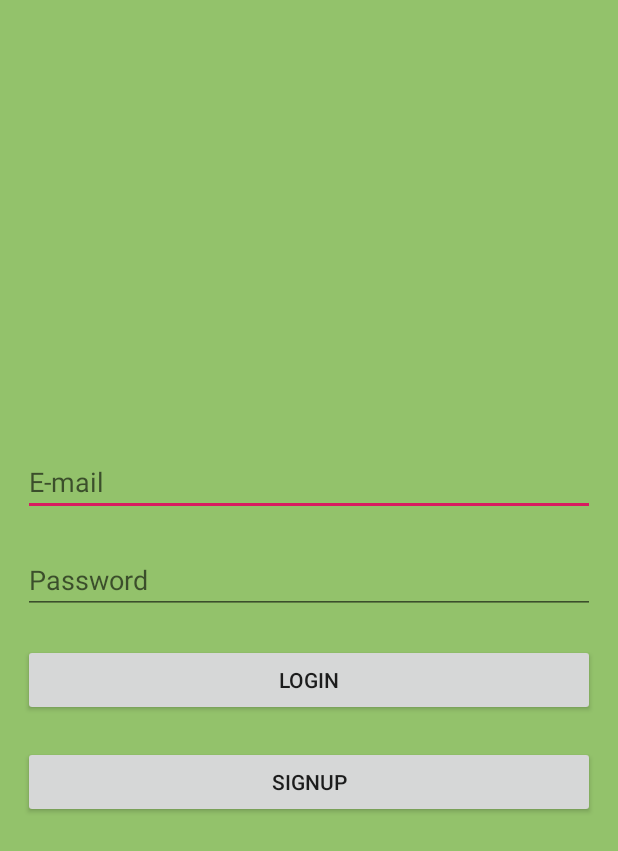
After one commit to shkhaider2015/SQLiteLoginExample2, an Android app: the layout login.xml on its own in the app's theme, with its tools: preview values and no code run, on a phone screen of 412 x 824 dp. The commit adds this screen. Shown: the top 851 px of the screen. Run offline under Robolectric (Android 15) with nearby library versions, the phone set to English and light mode, and no system bars.

Commit message:
After Login.xml Design

```diff
--- /dev/null
+++ b/app/src/main/res/layout/login.xml
@@ -0,0 +1,55 @@
+<?xml version="1.0" encoding="utf-8"?>
+<androidx.constraintlayout.widget.ConstraintLayout xmlns:android="http://schemas.android.com/apk/res/android"
+    xmlns:app="http://schemas.android.com/apk/res-auto"
+    android:orientation="vertical"
+    android:layout_width="match_parent"
+    android:layout_height="match_parent"
+    android:background="@color/colorBackground">
+
+
+
+    <LinearLayout
+        android:layout_width="match_parent"
+        android:layout_height="wrap_content"
+        android:orientation="vertical"
+        app:layout_constraintTop_toTopOf="parent"
+        app:layout_constraintBottom_toBottomOf="parent"
+        app:layout_constraintStart_toStartOf="parent"
+        app:layout_constraintEnd_toEndOf="parent"
+        android:layout_marginStart="15dp"
+        android:layout_marginEnd="15dp">
+
+        <EditText
+            android:id="@+id/login_email"
+            android:autofillHints="@string/email"
+            android:hint="@string/email"
+            android:layout_width="match_parent"
+            android:layout_height="wrap_content"
+            android:layout_marginTop="20dp"/>
+
+        <EditText
+            android:id="@+id/login_password"
+            android:autofillHints="@string/password"
+            android:hint="@string/password"
+            android:layout_width="match_parent"
+            android:layout_height="wrap_content"
+            android:layout_marginTop="20dp"/>
+
+        <Button
+            android:id="@+id/login_login"
+            android:text="@string/login"
+            android:layout_width="match_parent"
+            android:layout_height="wrap_content"
+            android:layout_marginTop="20dp"/>
+
+        <Button
+            android:id="@+id/login_signup"
+            android:text="@string/signup"
+            android:layout_width="match_parent"
+            android:layout_height="wrap_content"
+            android:layout_marginTop="20dp"/>
+    </LinearLayout>
+
+
+
+</androidx.constraintlayout.widget.ConstraintLayout>
--- a/app/src/main/res/values/colors.xml
+++ b/app/src/main/res/values/colors.xml
@@ -3,4 +3,5 @@
     <color name="colorPrimary">#008577</color>
     <color name="colorPrimaryDark">#00574B</color>
     <color name="colorAccent">#D81B60</color>
+    <color name="colorBackground">#93c26b</color>
 </resources>
--- a/app/src/main/res/values/strings.xml
+++ b/app/src/main/res/values/strings.xml
@@ -1,3 +1,11 @@
 <resources>
     <string name="app_name">SQLiteLoginExample</string>
+
+
+    <string name="email">E-mail</string>
+    <string name="password">Password</string>
+    <string name="login">Login</string>
+    <string name="signup">SignUp</string>
+
+
 </resources>
```
